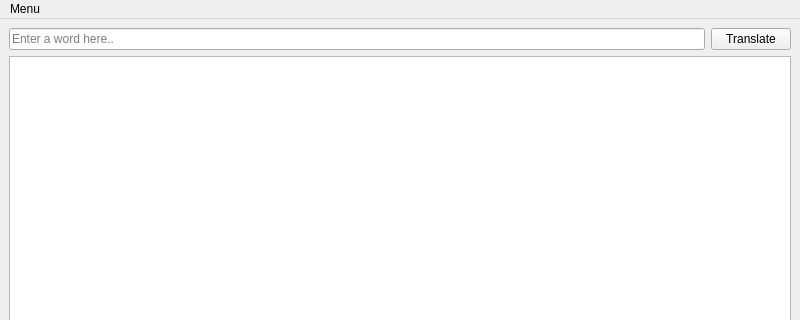
Above: src/forms/maintranslatorwin.ui from Divaev/QClipboardTranslator before the change; both pictures show x 0 to 800 and y 0 to 320 of the 800 by 600 pixel window. Below: the same form after it.
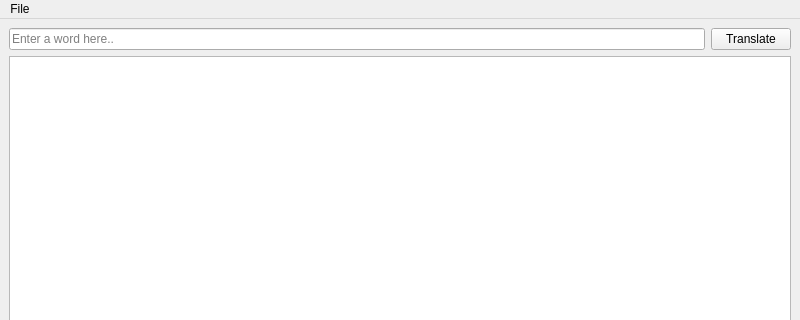
That is the form after the change. Icons and pictures are not drawn.

```diff
--- a/src/forms/maintranslatorwin.ui
+++ b/src/forms/maintranslatorwin.ui
@@ -59,13 +59,13 @@
      <height>25</height>
     </rect>
    </property>
-   <widget class="QMenu" name="mainMenu">
+   <widget class="QMenu" name="fileMenu">
     <property name="title">
-     <string>Menu</string>
+     <string>File</string>
     </property>
     <addaction name="actionSetDictionary"/>
    </widget>
-   <addaction name="mainMenu"/>
+   <addaction name="fileMenu"/>
   </widget>
   <widget class="QStatusBar" name="statusbar"/>
   <action name="actionSetDictionary">
```
